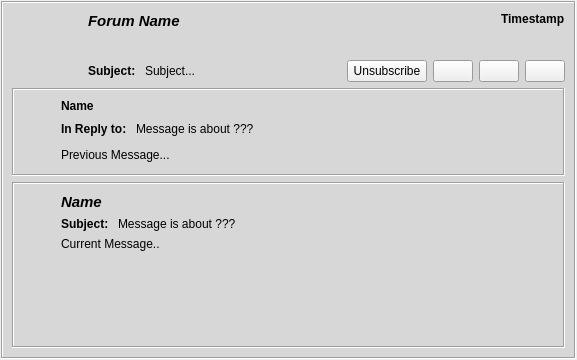
This is retroshare-gui/src/gui/feeds/GxsForumMsgItem.ui in RetroShare/RetroShare as Qt 5 draws it before an edit. The edited form follows.
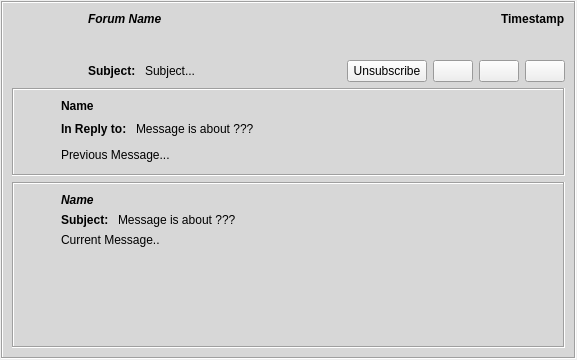
This is the edited form. Icons and pictures are not drawn. Custom widgets are drawn as their Qt base class.

```diff
--- a/retroshare-gui/src/gui/feeds/GxsForumMsgItem.ui
+++ b/retroshare-gui/src/gui/feeds/GxsForumMsgItem.ui
@@ -142,7 +142,6 @@
           </property>
           <property name="font">
            <font>
-            <pointsize>11</pointsize>
             <weight>75</weight>
             <italic>true</italic>
             <bold>true</bold>
@@ -504,7 +503,6 @@
           <widget class="GxsIdLabel" name="currNameLabel">
            <property name="font">
             <font>
-             <pointsize>11</pointsize>
              <weight>75</weight>
              <italic>true</italic>
              <bold>true</bold>
```
